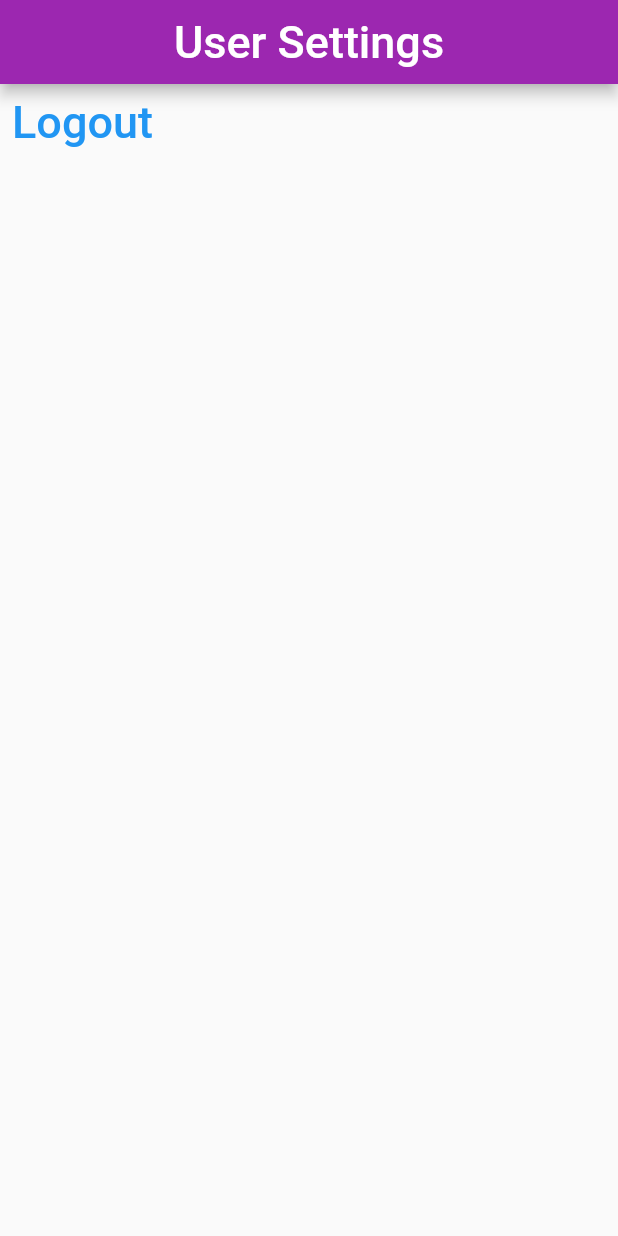
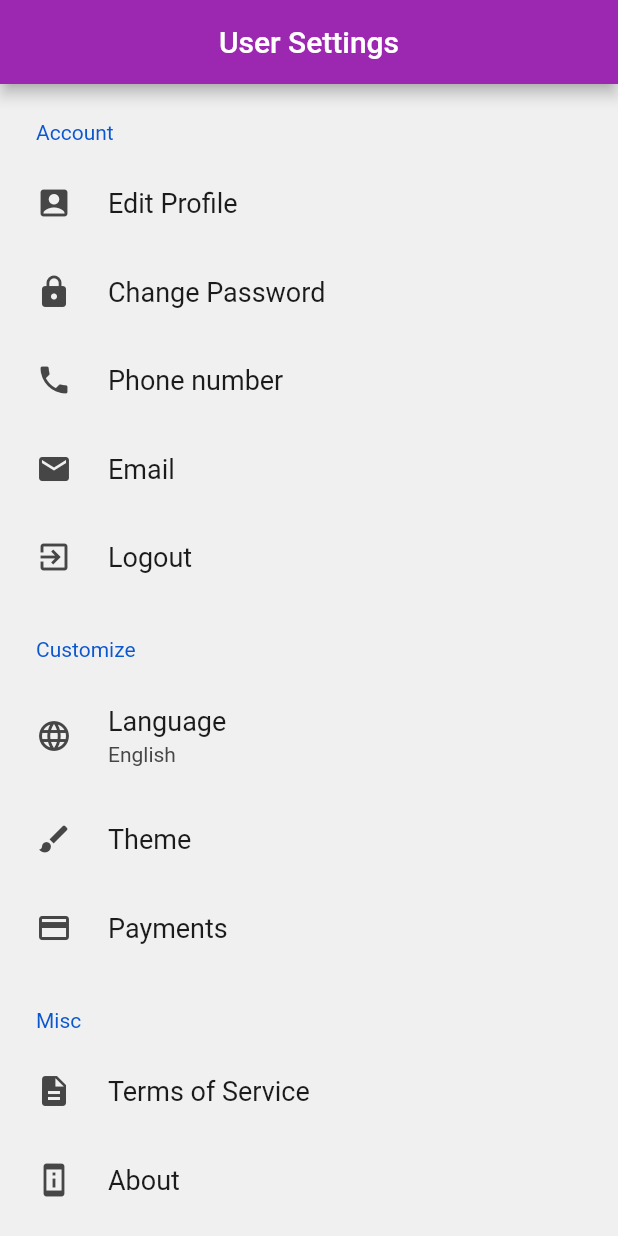
Before and after one commit to jsuryakt/fodome-flutter, a Flutter app: the Profile screen opened directly, on a phone screen of 412 x 824 dp. Run offline on Flutter 3.47's test engine with Material 2 defaults, Android fonts, the phone set to English and light mode, and no system bars; drawn by our look-alikes of settings_ui; our stand-ins replace cached_network_image, cloud_firestore, firebase_core, firebase_storage, flutter_svg, geolocator and 2 more; accounts and stored records are empty; network calls fail.

Commit message:
Changes in main.dart for theme, about page, profile page and languAGES PAGE

```diff
--- a/lib/pages/donation.dart
+++ b/lib/pages/donation.dart
@@ -57,6 +57,7 @@ class _DonationState extends State<Donation> {
             style: TextStyle(
               fontWeight: FontWeight.bold,
               fontSize: 20,
+              color: Colors.white,
             ),
           ),
           onPressed: () => _linkToOpenInWebView(url),
--- a/lib/pages/profile.dart
+++ b/lib/pages/profile.dart
@@ -1,6 +1,9 @@
 import 'package:flutter/material.dart';
+import 'package:fodome/pages/about.dart';
 import 'package:fodome/widgets/header.dart';
 import 'package:google_sign_in/google_sign_in.dart';
+import 'package:settings_ui/settings_ui.dart';
+import 'package:fodome/pages/languages.dart';
 
 class Profile extends StatefulWidget {
   @override
@@ -24,18 +27,55 @@ class _ProfileState extends State<Profile> {
       appBar: header(
         context,
         titleText: "User Settings",
-        fontSize: 30.0,
+        fontSize: 20.0,
       ),
-      body: Column(
-        children: [
-          TextButton(
-            child: Text(
-              "Logout",
-              style: TextStyle(
-                fontSize: 30.0,
+      body: SettingsList(
+        sections: [
+          SettingsSection(
+            title: 'Account',
+            tiles: [
+              SettingsTile(
+                  title: 'Edit Profile', leading: Icon(Icons.account_box)),
+              SettingsTile(title: 'Change Password', leading: Icon(Icons.lock)),
+              SettingsTile(title: 'Phone number', leading: Icon(Icons.phone)),
+              SettingsTile(title: 'Email', leading: Icon(Icons.email)),
+              SettingsTile(
+                title: 'Logout',
+                leading: Icon(Icons.exit_to_app),
+                onTap: logout,
               ),
-            ),
-            onPressed: logout,
+            ],
+          ),
+          SettingsSection(
+            title: 'Customize',
+            tiles: [
+              SettingsTile(
+                title: 'Language',
+                subtitle: 'English',
+                leading: Icon(Icons.language),
+                onTap: () {
+                  Navigator.of(context).push(MaterialPageRoute(
+                      builder: (BuildContext context) => LanguagesScreen()));
+                },
+              ),
+              SettingsTile(title: 'Theme', leading: Icon(Icons.brush)),
+              SettingsTile(title: 'Payments', leading: Icon(Icons.payment)),
+            ],
+          ),
+          SettingsSection(
+            title: 'Misc',
+            tiles: [
+              SettingsTile(
+                  title: 'Terms of Service', leading: Icon(Icons.description)),
+              SettingsTile(
+                title: 'About',
+                leading: Icon(Icons.perm_device_information),
+                onTap: () {
+                  Navigator.of(context).push(MaterialPageRoute(
+                      builder: (BuildContext context) => AboutPage()));
+                },
+              ),
+            ],
           ),
         ],
       ),
--- a/pubspec.yaml
+++ b/pubspec.yaml
@@ -40,6 +40,7 @@ dependencies:
   flutter_svg: ^0.22.0
   cupertino_icons: ^1.0.2
   url_launcher: ^6.0.6
+  settings_ui: ^1.0.0
 
 dev_dependencies:
   flutter_test:
```
Also changed, not shown: lib/main.dart (+9 -0 lines), lib/pages/about.dart (added, +15 -0 lines), lib/pages/languages.dart (added, +15 -0 lines), pubspec.lock.
